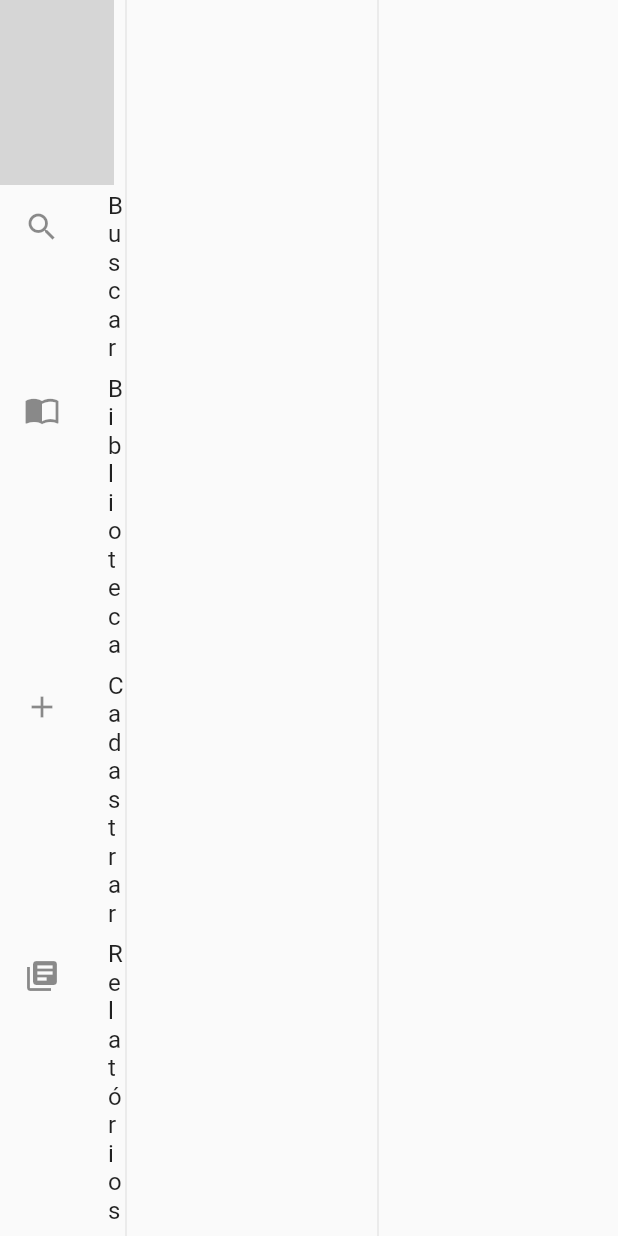
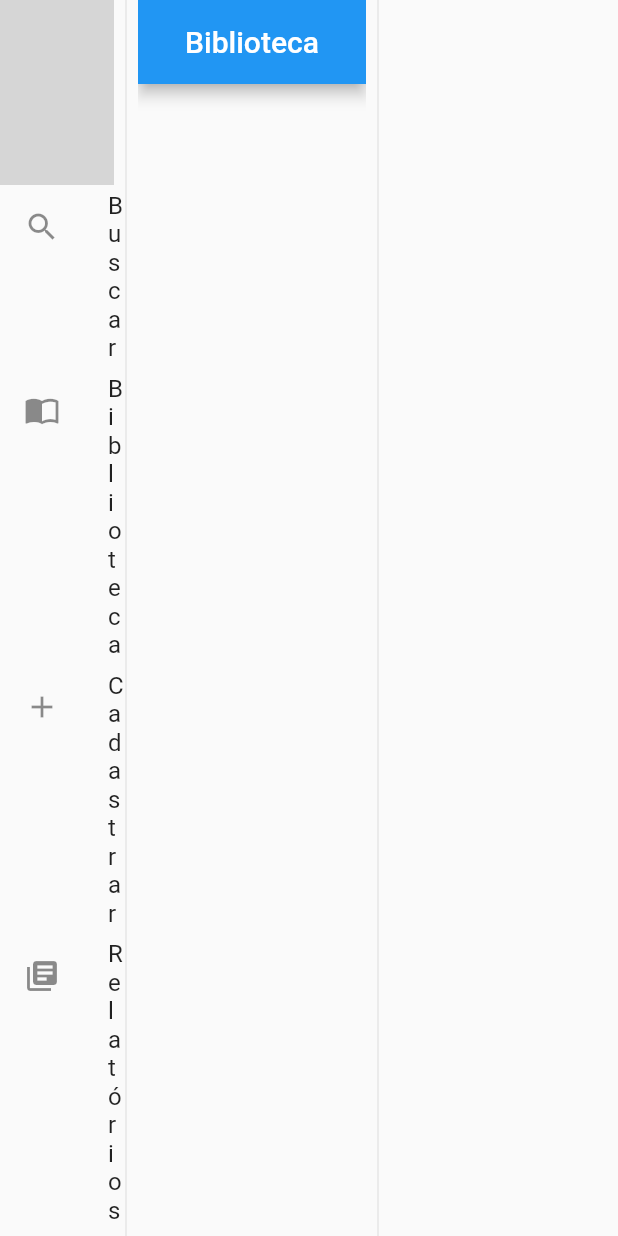
Before and after one commit to RenataSisilio/biblioteca_adm, a Flutter app: the screen it shows after launch, on a phone screen of 412 x 824 dp. Run offline on Flutter 3.47's test engine with Material 2 defaults, Android fonts, the phone set to English and light mode, and no system bars; our stand-ins replace bloc, cloud_firestore, firebase_core, flutter_bloc, get_it; accounts and stored records are empty; generated files the repository leaves out were written again; grey boxes are pictures that could not be loaded.

Commit message:
style: layout changes

```diff
--- a/lib/routes/center_page.dart
+++ b/lib/routes/center_page.dart
@@ -1,7 +1,7 @@
 import 'package:flutter/material.dart';
 
 import '../get_it.dart';
-import 'home/home_page.dart';
+import 'search/search_page.dart';
 import 'library/library_page.dart';
 
 class CenterPage extends StatelessWidget {
@@ -15,10 +15,14 @@ class CenterPage extends StatelessWidget {
       controller: pageController,
       physics: const NeverScrollableScrollPhysics(),
       children: const [
-        HomePage(),
+        SearchPage(),
         LibraryPage(),
-        Center(child: Text('Cadastrar'),),
-        Center(child: Text('Relatórios'),),
+        Center(
+          child: Text('Cadastrar'),
+        ),
+        Center(
+          child: Text('Relatórios'),
+        ),
       ],
     );
   }
--- a/lib/routes/library/library_page.dart
+++ b/lib/routes/library/library_page.dart
@@ -10,7 +10,9 @@ class LibraryPage extends StatelessWidget {
 
   @override
   Widget build(BuildContext context) {
-    return BlocBuilder<LibraryController, LibraryState>(
+    return Scaffold(
+      appBar: AppBar(title: const Text('Biblioteca'),centerTitle: true,),
+      body: BlocBuilder<LibraryController, LibraryState>(
         bloc: getIt.get<LibraryController>(),
         builder: (context, state) {
           if (state == LibraryState.loading) {
@@ -21,6 +23,7 @@ class LibraryPage extends StatelessWidget {
           }
           return const LibraryView();
         },
+      ),
     );
   }
 }
--- a/lib/routes/shelf/shelf_page.dart
+++ b/lib/routes/shelf/shelf_page.dart
@@ -21,6 +21,7 @@ class ShelfPage extends StatelessWidget {
           builder: (BuildContext context, value, Widget? child) =>
               Text(categories[value]),
         ),
+        centerTitle: true,
       ),
       body: BlocBuilder<LibraryController, LibraryState>(
         bloc: controller,
```
Also changed, not shown: lib/routes/search/search_page.dart (renamed from lib/routes/home/home_page.dart, +5 -5 lines), lib/widgets/side_menu.dart (+13 -3 lines), lib/routes/search/search_view.dart (renamed from lib/routes/home/home_view.dart). Lines whose indentation alone changed are shown as unchanged.
